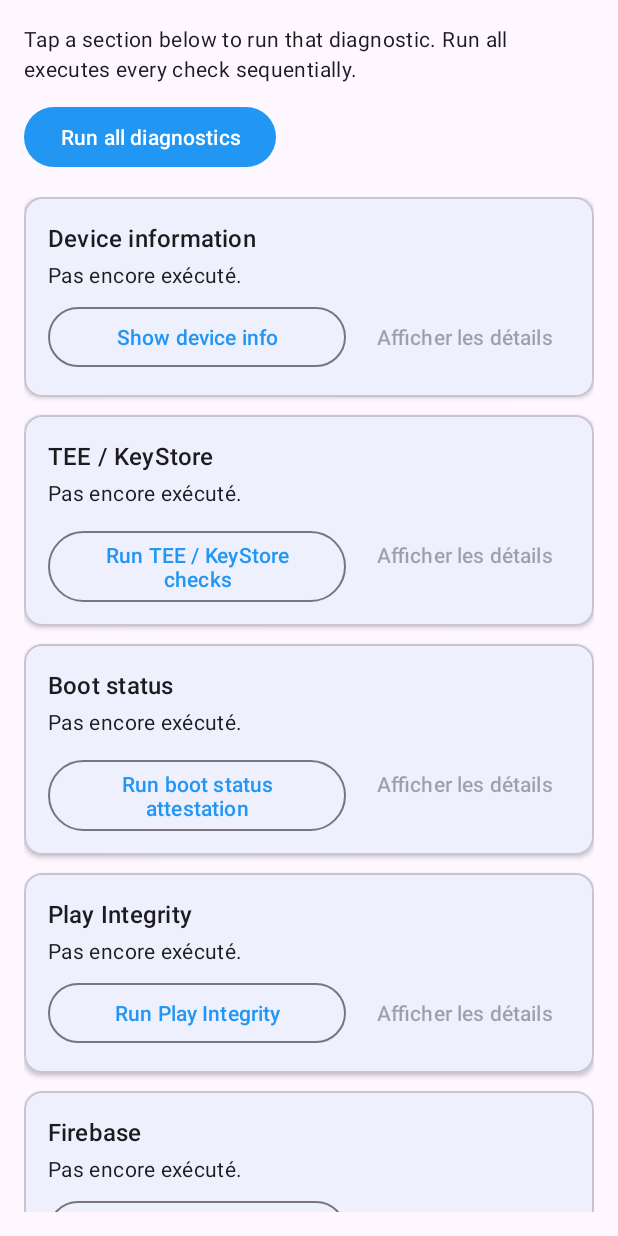
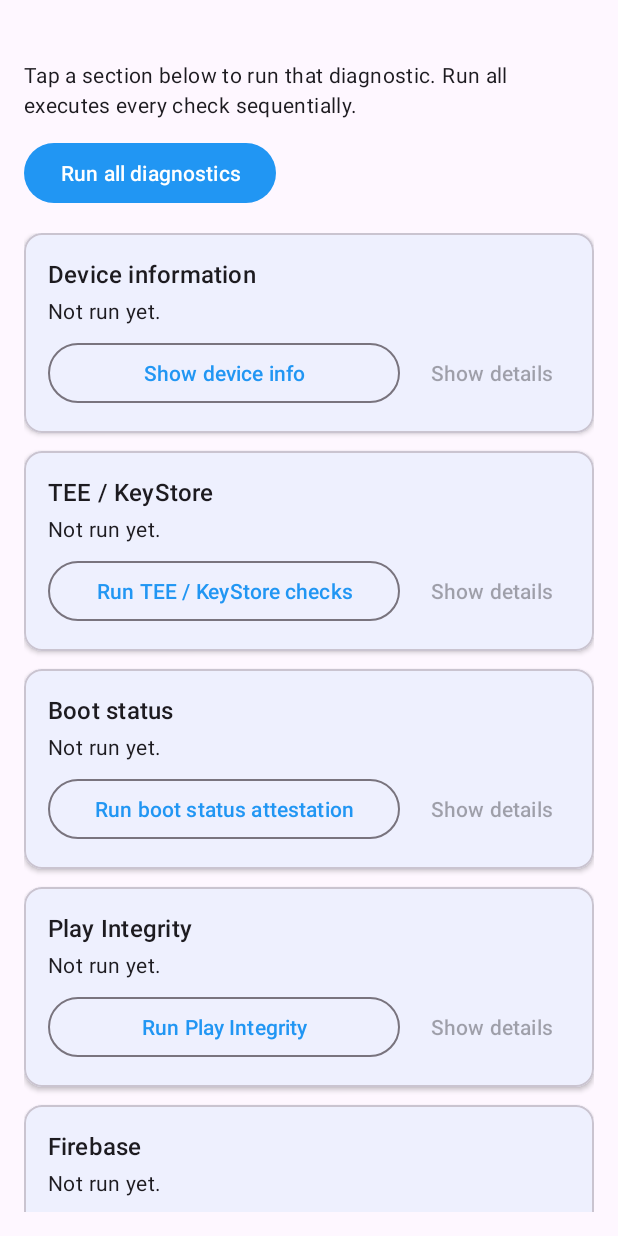
Before and after one commit to leag1234/teetime, an Android app: the screen it shows after launch (MainActivity), on a phone screen of 412 x 824 dp. Run offline under Robolectric (Android 15) with nearby library versions, the phone set to English and light mode, and no system bars.

Commit message:
fix: tidy summary layout spacing

```diff
--- a/app/src/main/res/layout/activity_main.xml
+++ b/app/src/main/res/layout/activity_main.xml
@@ -11,6 +11,7 @@
         android:id="@+id/instructions"
         android:layout_width="0dp"
         android:layout_height="wrap_content"
+        android:layout_marginTop="24dp"
         android:text="@string/instructions"
         android:textAppearance="@style/TextAppearance.Material3.BodyMedium"
         app:layout_constraintEnd_toEndOf="parent"
--- a/app/src/main/res/values/strings.xml
+++ b/app/src/main/res/values/strings.xml
@@ -84,10 +84,10 @@
     <string name="section_title_integrity">Play Integrity</string>
     <string name="section_title_firebase">Firebase</string>
     <string name="section_summary_header">Summary</string>
-    <string name="section_summary_none">Pas encore exécuté.</string>
-    <string name="section_details_empty">Aucune donnée technique disponible.</string>
-    <string name="show_details">Afficher les détails</string>
-    <string name="hide_details">Masquer les détails</string>
+    <string name="section_summary_none">Not run yet.</string>
+    <string name="section_details_empty">No technical data available.</string>
+    <string name="show_details">Show details</string>
+    <string name="hide_details">Hide details</string>
     <string name="device_summary_line">Device reports %1$s %2$s on Android %3$s (SDK %4$d).</string>
     <string name="keys_summary_none">No keys could be generated.</string>
     <string name="keys_summary_all_hardware">All generated keys are hardware-backed (TEE or StrongBox).</string>
@@ -108,8 +108,8 @@
     <string name="integrity_summary_app_verdict">App verdict: %1$s.</string>
     <string name="integrity_summary_licensing_verdict">Licensing verdict: %1$s.</string>
     <string name="integrity_summary_failure">Integrity request failed: %1$s.</string>
-    <string name="firebase_summary_success">Firebase can initialise on this build.</string>
-    <string name="firebase_summary_failure">Firebase initialisation failed; check Google services availability.</string>
+    <string name="firebase_summary_success">Firebase can initialize on this build.</string>
+    <string name="firebase_summary_failure">Firebase initialization failed; check Google services availability.</string>
     <string name="summary_placeholder">No diagnostics run yet. Results will appear here.</string>
     <string name="details_toggle_label">Show technical details</string>
 </resources>
```
